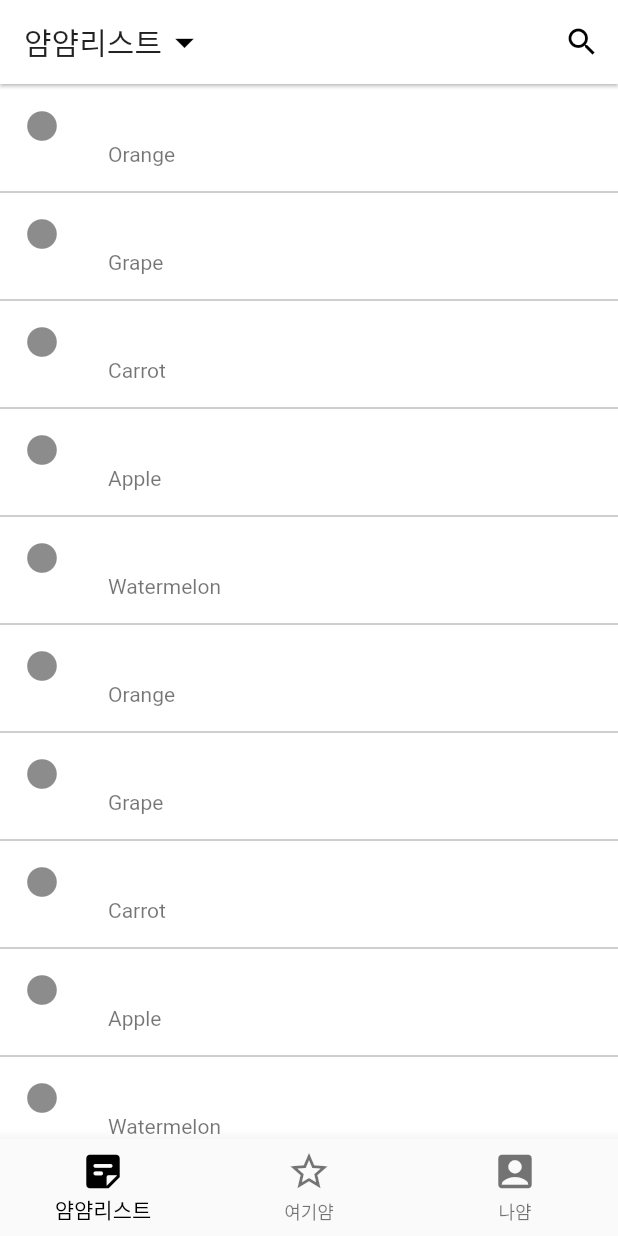
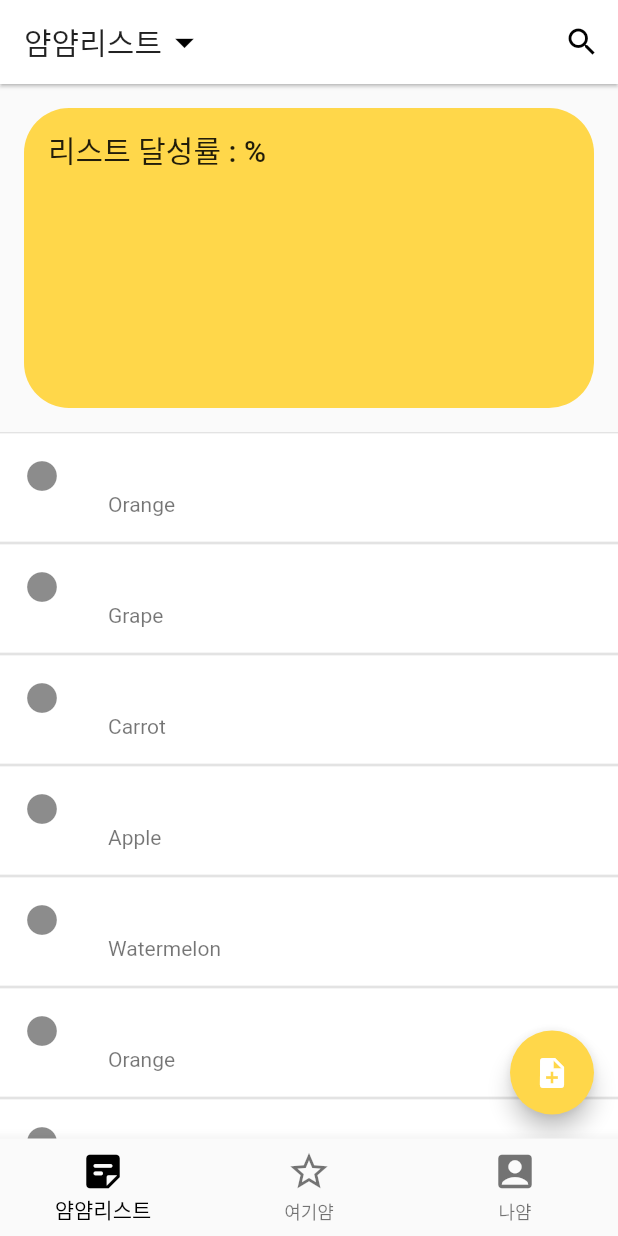
Before and after one commit to dcide6/mucketList_ui, a Flutter app: the screen it shows after launch, on a phone screen of 412 x 824 dp. Run offline on Flutter 3.47's test engine with Material 2 defaults, Android fonts, the phone set to English and light mode, and no system bars; drawn by our look-alikes of flutter_slidable; our stand-ins replace get, sensors; missing offline and left inert: shake.

Commit message:
add sliverappbar

```diff
--- a/lib/home_page.dart
+++ b/lib/home_page.dart
@@ -36,6 +36,7 @@ class _HomePageState extends State<HomePage> {
     super.initState();
     detector = ShakeDetector.autoStart(onPhoneShake: () {
       Get.to(RandomPickDialog(pickedList: "햄버거", pickedListInfo: "맛있습니다"));
+      // 왜 팝업 바깥화면이 검은색인지 모르겠습니다...
     });
   }
 
--- a/lib/main.dart
+++ b/lib/main.dart
@@ -1,6 +1,7 @@
 import 'package:flutter/material.dart';
 import 'package:get/get.dart';
 import 'package:mklistui/constants/material_white.dart';
+import 'package:mklistui/widgets/random_pick_dialog.dart';
 
 import 'home_page.dart';
 
--- a/lib/screens/list_screen.dart
+++ b/lib/screens/list_screen.dart
@@ -38,7 +38,32 @@ class _ListScreenState extends State<ListScreen> {
     return SafeArea(
       child: Scaffold(
         appBar: _buildAppBar(),
-        body: _bodyWidget(),
+        body: CustomScrollView(
+          slivers: [
+            SliverPadding(
+              padding: EdgeInsets.all(16.0),
+              sliver: SliverAppBar(
+                title: Text("리스트 달성률 : %"),
+                backgroundColor: Color(0XFFFFD74A),
+                expandedHeight: 200,
+                flexibleSpace: FlexibleSpaceBar(),
+                floating: true,
+                snap: true,
+                shape: RoundedRectangleBorder(
+                  borderRadius: BorderRadius.circular(30.0),
+                ),
+              ),
+            ),
+            renderSliverList()
+          ],
+        ),
+        floatingActionButton: FloatingActionButton(
+          backgroundColor: Color(0XFFFFD74A),
+          child: Icon(
+            Icons.note_add,
+          ),
+          onPressed: () {},
+        ),
       ),
     );
   }
@@ -82,6 +107,30 @@ class _ListScreenState extends State<ListScreen> {
           icon: Icon(Icons.search),
         )
       ],
+    );
+  }
+
+  renderSliverList() {
+    return SliverList(
+      delegate: SliverChildBuilderDelegate((context, index) {
+        return Column(
+          children: [
+            Divider(
+              height: 1,
+            ),
+            SlidableWidget(
+              child: buildListTile(items[index]),
+              onDismissed: (action) {
+                print(action); //스와이프액션
+                return dismissSlidableItem(context, index, action);
+              },
+            ),
+            Divider(
+              height: 1,
+            )
+          ],
+        );
+      }, childCount: items.length),
     );
   }
 
--- a/lib/widgets/random_pick_dialog.dart
+++ b/lib/widgets/random_pick_dialog.dart
@@ -13,7 +13,6 @@ class RandomPickDialog extends StatelessWidget {
   Widget build(BuildContext context) {
     return Dialog(
       shape: RoundedRectangleBorder(borderRadius: BorderRadius.circular(12.0)),
-      backgroundColor: Colors.yellow[100],
       child: Container(
         margin: EdgeInsets.all(5.0),
         width: double.infinity,
```
